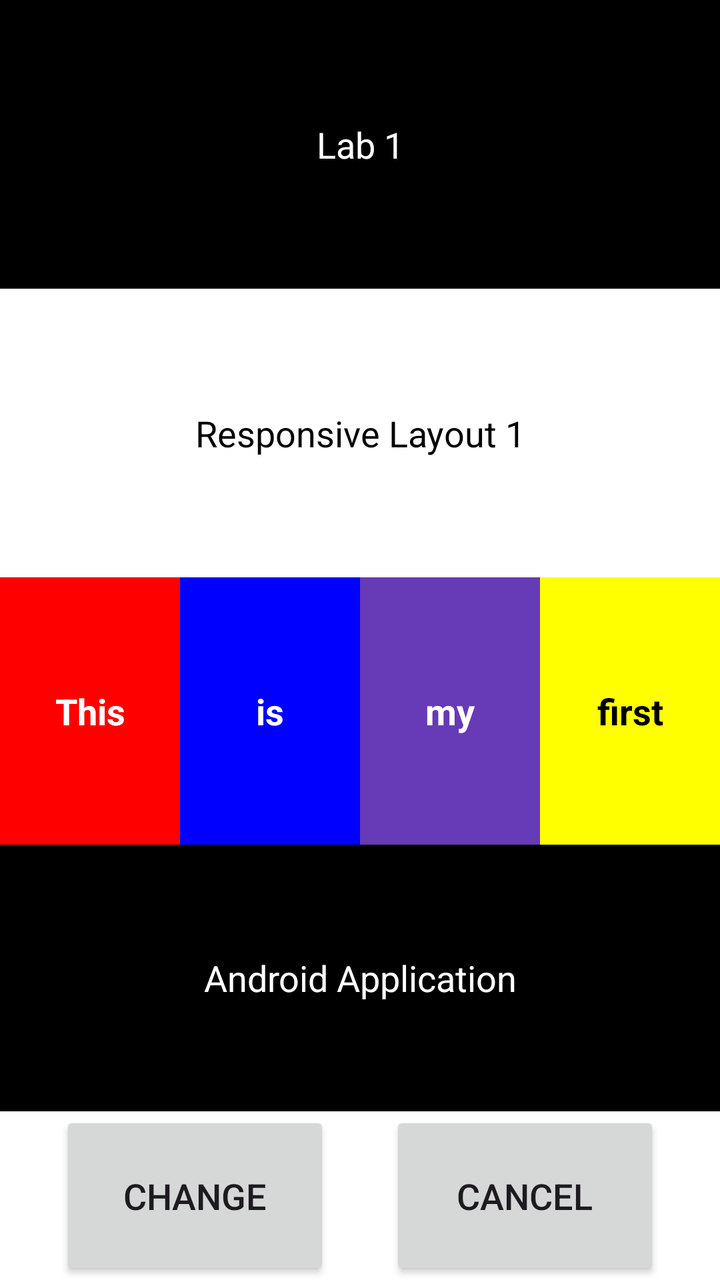
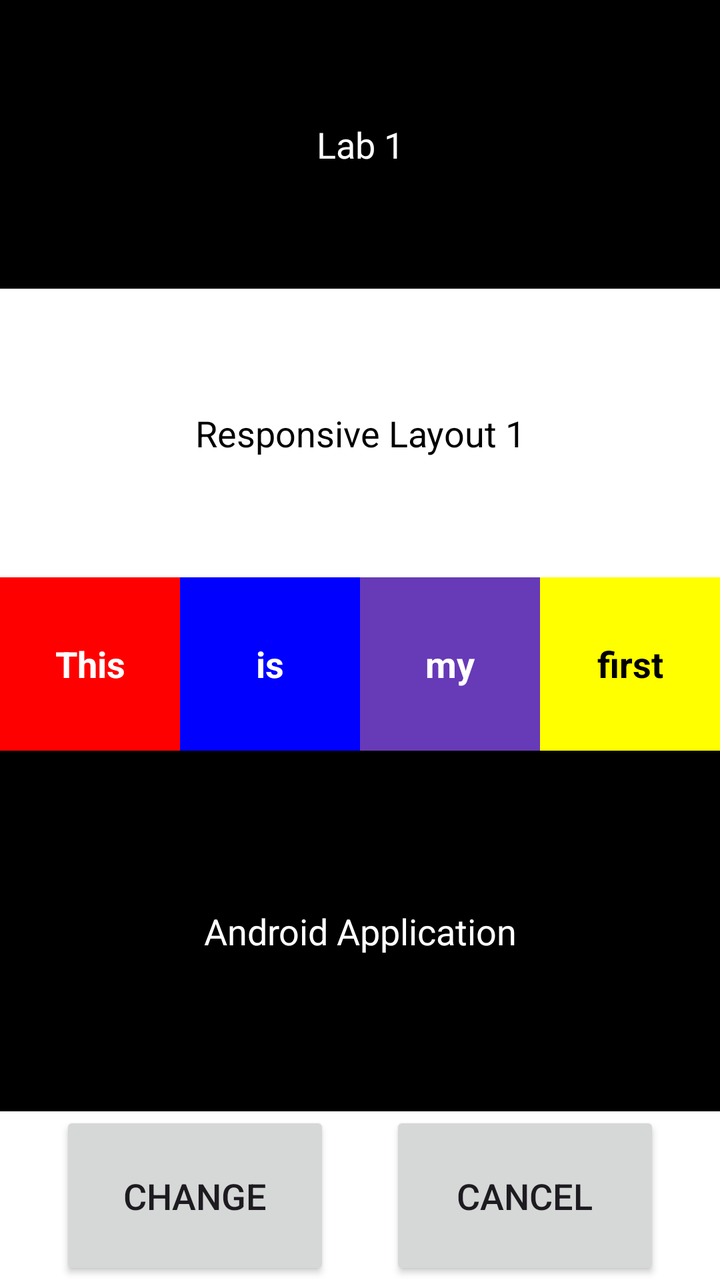

The first picture is an Android layout as it rendered before a commit; the second is the same layout after the commit. The layout source and the unified diff follow.
<!-- AndroidManifest.xml: application theme Theme.P1Application -->
<!-- res/layout/activity_constraint.xml -->
<?xml version="1.0" encoding="utf-8"?>
<androidx.constraintlayout.widget.ConstraintLayout
    xmlns:android="http://schemas.android.com/apk/res/android"
    xmlns:app="http://schemas.android.com/apk/res-auto"
    android:layout_width="match_parent"
    android:layout_height="match_parent"
    android:background="#FFFFFF"
    android:fitsSystemWindows="true">

    <TextView
        android:id="@+id/tvLab1"
        android:layout_width="0dp"
        android:layout_height="wrap_content"
        android:background="#000000"
        android:gravity="center"
        android:paddingTop="60dp"
        android:paddingBottom="60dp"
        android:text="Lab 1"
        android:textColor="#FFFFFF"
        android:textSize="18sp"
        app:layout_constraintEnd_toEndOf="parent"
        app:layout_constraintStart_toStartOf="parent"
        app:layout_constraintTop_toTopOf="parent" />

    <TextView
        android:id="@+id/tvTitle"
        android:layout_width="0dp"
        android:layout_height="wrap_content"
        android:background="#FFFFFF"
        android:gravity="center"
        android:paddingTop="60dp"
        android:paddingBottom="60dp"
        android:text="Responsive Layout 1"
        android:textColor="#000000"
        android:textSize="18sp"
        app:layout_constraintEnd_toEndOf="parent"
        app:layout_constraintStart_toStartOf="parent"
        app:layout_constraintTop_toBottomOf="@id/tvLab1" />

    <TextView
        android:id="@+id/boxThis"
        android:layout_width="0dp"
        android:layout_height="0dp"
        android:background="#FF0000"
        android:gravity="center"
        android:text="This"
        android:textColor="#FFFFFF"
        android:textSize="18sp"
        android:textStyle="bold"
        app:layout_constraintBottom_toTopOf="@id/tvAndroidApp"
        app:layout_constraintEnd_toStartOf="@id/boxIs"
        app:layout_constraintHorizontal_weight="1"
        app:layout_constraintStart_toStartOf="parent"
        app:layout_constraintTop_toBottomOf="@id/tvTitle"
        app:layout_constraintVertical_weight="2.5" />

    <TextView
        android:id="@+id/boxIs"
        android:layout_width="0dp"
        android:layout_height="0dp"
        android:background="#0000FF"
        android:gravity="center"
        android:text="is"
        android:textColor="#FFFFFF"
        android:textSize="18sp"
        android:textStyle="bold"
        app:layout_constraintBottom_toBottomOf="@id/boxThis"
        app:layout_constraintEnd_toStartOf="@id/boxMy"
        app:layout_constraintHorizontal_weight="1"
        app:layout_constraintStart_toEndOf="@id/boxThis"
        app:layout_constraintTop_toTopOf="@id/boxThis" />

    <TextView
        android:id="@+id/boxMy"
        android:layout_width="0dp"
        android:layout_height="0dp"
        android:background="#673AB7"
        android:gravity="center"
        android:text="my"
        android:textColor="#FFFFFF"
        android:textSize="18sp"
        android:textStyle="bold"
        app:layout_constraintBottom_toBottomOf="@id/boxThis"
        app:layout_constraintEnd_toStartOf="@id/boxFirst"
        app:layout_constraintHorizontal_weight="1"
        app:layout_constraintStart_toEndOf="@id/boxIs"
        app:layout_constraintTop_toTopOf="@id/boxThis" />

    <TextView
        android:id="@+id/boxFirst"
        android:layout_width="0dp"
        android:layout_height="0dp"
        android:background="#FFFF00"
        android:gravity="center"
        android:text="first"
        android:textColor="#000000"
        android:textSize="18sp"
        android:textStyle="bold"
        app:layout_constraintBottom_toBottomOf="@id/boxThis"
        app:layout_constraintEnd_toEndOf="parent"
        app:layout_constraintHorizontal_weight="1"
        app:layout_constraintStart_toEndOf="@id/boxMy"
        app:layout_constraintTop_toTopOf="@id/boxThis" />

    <TextView
        android:id="@+id/tvAndroidApp"
        android:layout_width="0dp"
        android:layout_height="0dp"
        android:background="#000000"
        android:gravity="center"
        android:text="Android Application"
        android:textColor="#FFFFFF"
        android:textSize="18sp"
        app:layout_constraintBottom_toTopOf="@id/btnChangeMain"
        app:layout_constraintEnd_toEndOf="parent"
        app:layout_constraintStart_toStartOf="parent"
        app:layout_constraintTop_toBottomOf="@id/boxThis"
        app:layout_constraintVertical_weight="2.5" />

    <Button
        android:id="@+id/btnChangeMain"
        android:layout_width="0dp"
        android:layout_height="wrap_content"
        android:layout_marginStart="30dp"
        android:layout_marginEnd="15dp"
        android:paddingTop="30dp"
        android:paddingBottom="30dp"
        android:text="Change"
        android:textSize="18sp"
        app:layout_constraintBottom_toBottomOf="parent"
        app:layout_constraintEnd_toStartOf="@id/btnCancelMain"
        app:layout_constraintHorizontal_weight="1"
        app:layout_constraintStart_toStartOf="parent"
        app:layout_constraintTop_toBottomOf="@id/tvAndroidApp"
        app:layout_constraintVertical_weight="2.5" />

    <Button
        android:id="@+id/btnCancelMain"
        android:layout_width="0dp"
        android:layout_height="wrap_content"
        android:layout_marginStart="15dp"
        android:layout_marginEnd="30dp"
        android:paddingTop="30dp"
        android:paddingBottom="30dp"
        android:text="Cancel"
        android:textSize="18sp"
        app:layout_constraintBottom_toBottomOf="@id/btnChangeMain"
        app:layout_constraintEnd_toEndOf="parent"
        app:layout_constraintHorizontal_weight="1"
        app:layout_constraintStart_toEndOf="@id/btnChangeMain"
        app:layout_constraintTop_toTopOf="@id/btnChangeMain" />

</androidx.constraintlayout.widget.ConstraintLayout>
<!-- resources referenced by this layout -->
<resources>
  <style name="Theme.P1Application" parent="Base.Theme.P1Application" />
  <style name="Base.Theme.P1Application" parent="Theme.Material3.DayNight.NoActionBar">
          
          
      </style>
</resources>

<!-- the commit's change to res/layout/activity_constraint.xml (unified diff, before → after) -->
@@ -52,7 +52,7 @@
         app:layout_constraintHorizontal_weight="1"
         app:layout_constraintStart_toStartOf="parent"
         app:layout_constraintTop_toBottomOf="@id/tvTitle"
-        app:layout_constraintVertical_weight="2.5" />
+        app:layout_constraintVertical_weight="1.2" />
 
     <TextView
         android:id="@+id/boxIs"
<!-- resource entries referenced after the edit -->
@@ -4,6 +4,7 @@
   <style name="Base.Theme.P1Application" parent="Theme.Material3.DayNight.NoActionBar">
           
           
+          <item name="android:windowLightStatusBar">true</item>
       </style>
 </resources>
 
